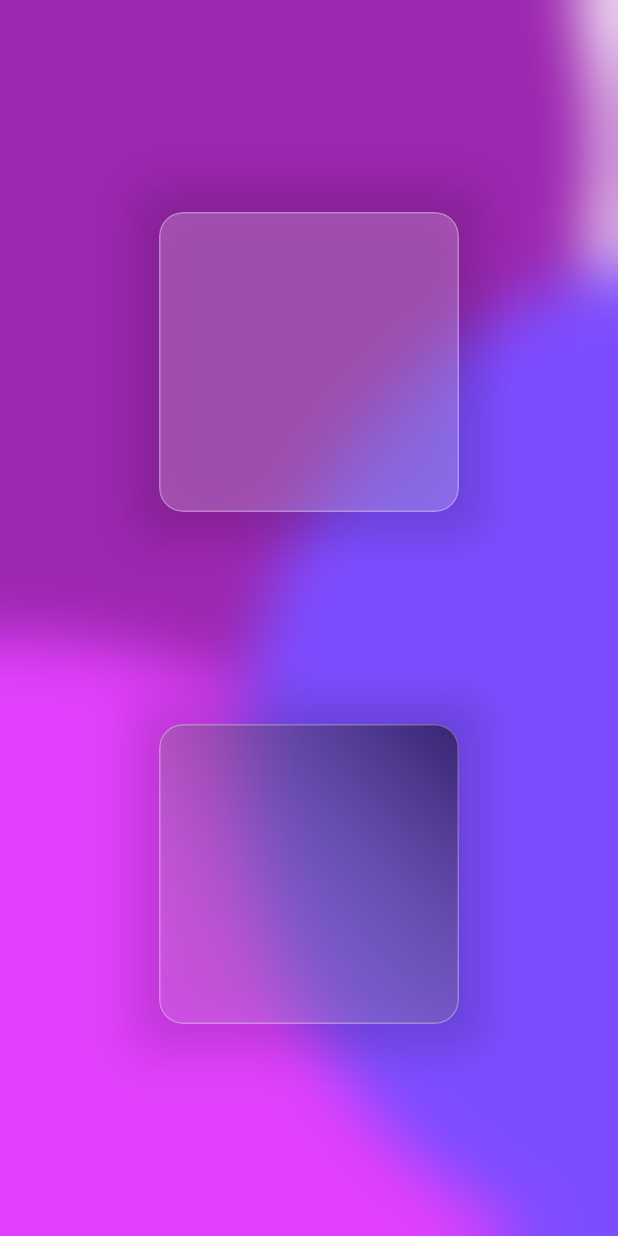
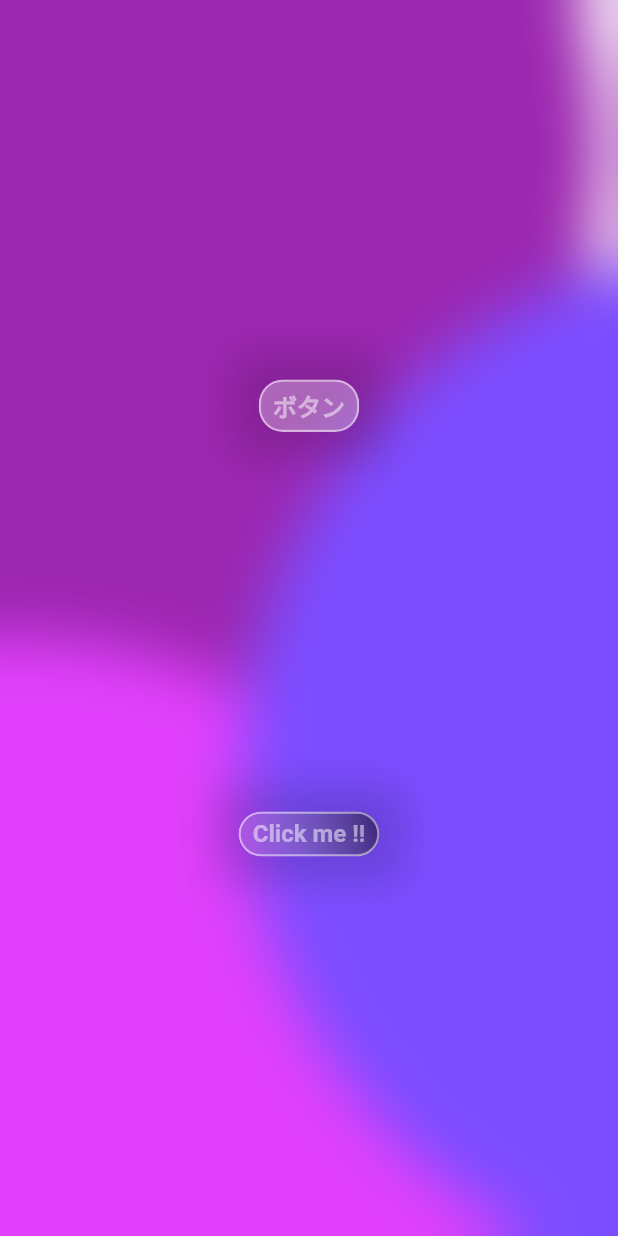
Before and after one commit to moimoi-prog/flutter_design_study, a Flutter app: the screen it shows after launch, on a phone screen of 412 x 824 dp. Run offline on Flutter 3.47's test engine with Material 2 defaults, Android fonts, the phone set to English and light mode, and no system bars.

Commit message:
glassmorphism buttonを追加

```diff
--- /dev/null
+++ b/lib/glassmorphism/button/colored_glass_button.dart
@@ -0,0 +1,97 @@
+import 'dart:ui';
+
+import 'package:flutter/material.dart';
+
+class ColoredGlassButton extends StatelessWidget {
+  const ColoredGlassButton({
+    Key? key,
+    required this.label,
+    this.labelPadding,
+    this.onPressed,
+    this.width,
+    this.height,
+    this.shadow = true,
+    this.boxShadow,
+    this.radius = 16,
+    this.sigmaX = 16,
+    this.sigmaY = 16,
+    this.border,
+    this.color,
+  }) : super(key: key);
+
+  final Widget label;
+  final EdgeInsetsGeometry? labelPadding;
+  final VoidCallback? onPressed;
+
+  final double? width;
+  final double? height;
+  final bool shadow;
+  final List<BoxShadow>? boxShadow;
+  final double radius;
+  final double sigmaX;
+  final double sigmaY;
+  final Border? border;
+  final Color? color;
+
+  @override
+  Widget build(BuildContext context) {
+    return DefaultTextStyle(
+      style: TextStyle(
+        color: Colors.white.withOpacity(0.3),
+      ),
+      child: Container(
+        decoration: BoxDecoration(
+          boxShadow: shadow
+              ? boxShadow ??
+                  [
+                    BoxShadow(
+                      blurRadius: 24,
+                      spreadRadius: 16,
+                      color: Colors.black.withOpacity(0.15),
+                    ),
+                  ]
+              : null,
+        ),
+        child: ClipRRect(
+          borderRadius: BorderRadius.circular(radius),
+          child: BackdropFilter(
+            filter: ImageFilter.blur(
+              sigmaX: sigmaX,
+              sigmaY: sigmaY,
+            ),
+            child: Material(
+              type: MaterialType.button,
+              color: Colors.transparent,
+              child: InkWell(
+                // リップルエフェクトがはみ出さないようにする
+                borderRadius: BorderRadius.circular(radius),
+                onTap: onPressed,
+                child: Container(
+                  width: width,
+                  height: height,
+                  decoration: BoxDecoration(
+                    color: color ?? Colors.white.withOpacity(0.3),
+                    borderRadius: BorderRadius.circular(radius),
+                    border: border ??
+                        Border.all(
+                          width: 1,
+                          color: Colors.white.withOpacity(0.3),
+                        ),
+                  ),
+                  child: Padding(
+                    padding: labelPadding ??
+                        const EdgeInsets.symmetric(
+                          vertical: 4,
+                          horizontal: 8.0,
+                        ),
+                    child: label,
+                  ),
+                ),
+              ),
+            ),
+          ),
+        ),
+      ),
+    );
+  }
+}
--- /dev/null
+++ b/lib/glassmorphism/button/gradient_glass_button.dart
@@ -0,0 +1,110 @@
+import 'dart:ui';
+
+import 'package:flutter/material.dart';
+
+class GradientGlassButton extends StatelessWidget {
+  const GradientGlassButton({
+    Key? key,
+    required this.label,
+    this.labelPadding,
+    this.onPressed,
+    this.width,
+    this.height,
+    this.shadow = true,
+    this.boxShadow,
+    this.radius = 16,
+    this.sigmaX = 16,
+    this.sigmaY = 16,
+    this.border,
+    required this.beginColor,
+    required this.endColor,
+    this.beginAlignment = Alignment.bottomRight,
+    this.endAlignment = Alignment.topLeft,
+  }) : super(key: key);
+
+  final Widget label;
+  final EdgeInsetsGeometry? labelPadding;
+  final VoidCallback? onPressed;
+
+  final double? width;
+  final double? height;
+  final bool shadow;
+  final List<BoxShadow>? boxShadow;
+  final double radius;
+  final double sigmaX;
+  final double sigmaY;
+  final Border? border;
+  final Color beginColor;
+  final Color endColor;
+  final Alignment beginAlignment;
+  final Alignment endAlignment;
+
+  @override
+  Widget build(BuildContext context) {
+    return DefaultTextStyle(
+      style: TextStyle(
+        color: Colors.white.withOpacity(0.3),
+      ),
+      child: Container(
+        decoration: BoxDecoration(
+          boxShadow: shadow
+              ? boxShadow ??
+                  [
+                    BoxShadow(
+                      blurRadius: 24,
+                      spreadRadius: 16,
+                      color: Colors.black.withOpacity(0.15),
+                    ),
+                  ]
+              : null,
+        ),
+        child: ClipRRect(
+          borderRadius: BorderRadius.circular(radius),
+          child: BackdropFilter(
+            filter: ImageFilter.blur(
+              sigmaX: sigmaX,
+              sigmaY: sigmaY,
+            ),
+            child: Material(
+              type: MaterialType.button,
+              color: Colors.transparent,
+              child: InkWell(
+                // リップルエフェクトがはみ出さないようにする
+                borderRadius: BorderRadius.circular(radius),
+                onTap: onPressed,
+                child: Container(
+                  width: width,
+                  height: height,
+                  decoration: BoxDecoration(
+                    gradient: LinearGradient(
+                      colors: [
+                        beginColor,
+                        endColor,
+                      ],
+                      begin: beginAlignment,
+                      end: endAlignment,
+                    ),
+                    borderRadius: BorderRadius.circular(radius),
+                    border: border ??
+                        Border.all(
+                          width: 1,
+                          color: Colors.white.withOpacity(0.3),
+                        ),
+                  ),
+                  child: Padding(
+                    padding: labelPadding ??
+                        const EdgeInsets.symmetric(
+                          vertical: 4,
+                          horizontal: 8.0,
+                        ),
+                    child: label,
+                  ),
+                ),
+              ),
+            ),
+          ),
+        ),
+      ),
+    );
+  }
+}
--- a/lib/main.dart
+++ b/lib/main.dart
@@ -1,7 +1,9 @@
 import 'package:flutter/material.dart';
 import 'package:flutter_design_study/aurora/aurora_container.dart';
-import 'package:flutter_design_study/glassmorphism/colored_glass_container.dart';
-import 'package:flutter_design_study/glassmorphism/gradient_glass_container.dart';
+import 'package:flutter_design_study/glassmorphism/button/colored_glass_button.dart';
+import 'package:flutter_design_study/glassmorphism/container/colored_glass_container.dart';
+import 'package:flutter_design_study/glassmorphism/button/gradient_glass_button.dart';
+import 'package:flutter_design_study/glassmorphism/container/gradient_glass_container.dart';
 
 void main() {
   runApp(const MyApp());
@@ -62,19 +64,57 @@ class MyHomePage extends StatelessWidget {
             child: Column(
               mainAxisAlignment: MainAxisAlignment.spaceEvenly,
               children: [
-                ColoredGlassContainer(
-                  color: Colors.white.withOpacity(0.2),
-                  width: 200,
-                  height: 200,
+                // ColoredGlassContainer(
+                //   color: Colors.white.withOpacity(0.2),
+                //   width: 200,
+                //   height: 200,
+                // ),
+                // GradientGlassContainer(
+                //   width: 200,
+                //   height: 200,
+                //   beginColor: Colors.white.withOpacity(0.1),
+                //   endColor: Colors.black.withOpacity(0.5),
+                //   beginAlignment: Alignment.bottomLeft,
+                //   endAlignment: Alignment.topRight,
+                //   shadow: true,
+                // ),
+                ColoredGlassButton(
+                  label: Text(
+                    'ボタン',
+                    style: TextStyle(
+                      color: Colors.white.withOpacity(0.5),
+                      fontSize: 16,
+                      fontWeight: FontWeight.bold,
+                    ),
+                  ),
+                  border: Border.all(
+                    color: Colors.white.withOpacity(0.5),
+                    width: 1.5,
+                  ),
+                  onPressed: () {
+                    debugPrint('ColoredGlassButtonを押下しました。');
+                  },
                 ),
-                GradientGlassContainer(
-                  width: 200,
-                  height: 200,
+                GradientGlassButton(
                   beginColor: Colors.white.withOpacity(0.1),
                   endColor: Colors.black.withOpacity(0.5),
                   beginAlignment: Alignment.bottomLeft,
                   endAlignment: Alignment.topRight,
-                  shadow: true,
+                  label: Text(
+                    'Click me !!',
+                    style: TextStyle(
+                      color: Colors.white.withOpacity(0.5),
+                      fontSize: 16,
+                      fontWeight: FontWeight.bold,
+                    ),
+                  ),
+                  border: Border.all(
+                    color: Colors.white.withOpacity(0.5),
+                    width: 1.5,
+                  ),
+                  onPressed: () {
+                    debugPrint('GradientGlassButtonを押下しました。');
+                  },
                 ),
               ],
             ),
```
Also changed, not shown: lib/glassmorphism/container/colored_glass_container.dart (renamed from lib/glassmorphism/colored_glass_container.dart), lib/glassmorphism/container/gradient_glass_container.dart (renamed from lib/glassmorphism/gradient_glass_container.dart).
